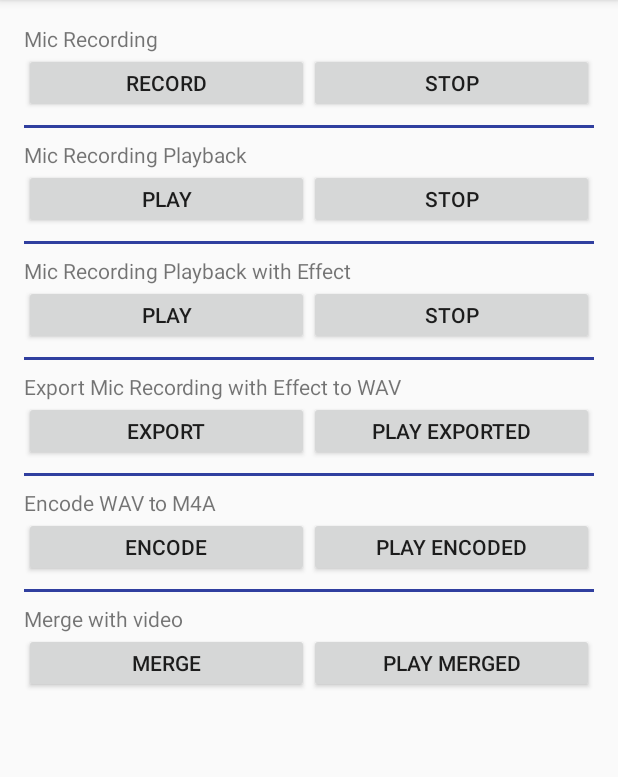
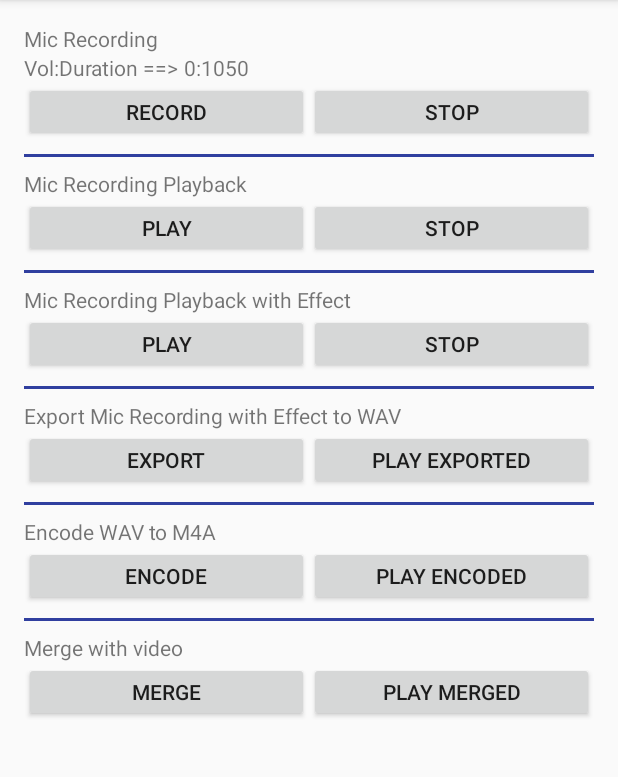
Before and after one commit to roytornado/Android-Demos, an Android app: the screen it shows after launch (MainActivity), after a tap on "RECORD", on a phone screen of 412 x 824 dp, the part 84-861 px from its top. Run offline under Robolectric (Android 15) with nearby library versions, the phone set to English and light mode, and no system bars; network calls fail.

Commit message:
Update AudioProcessing Demo

```diff
--- a/AudioProcessing/app/src/main/java/com/redso/audioprocessing/MainActivity.java
+++ b/AudioProcessing/app/src/main/java/com/redso/audioprocessing/MainActivity.java
@@ -7,6 +7,7 @@ import android.os.Message;
 import android.support.v7.app.AppCompatActivity;
 import android.util.Log;
 import android.view.View;
+import android.widget.TextView;
 import android.widget.Toast;
 
 import java.io.File;
@@ -27,6 +28,7 @@ public class MainActivity extends AppCompatActivity {
 
   public static String TAG = "AudioProcessingDemo";
 
+  TextView volumeTextView;
   MicRecorder micRecorder;
   MediaPlayer mediaPlayer;
   AudioDispatcher dispatcher;
@@ -35,40 +37,19 @@ public class MainActivity extends AppCompatActivity {
   protected void onCreate(Bundle savedInstanceState) {
     super.onCreate(savedInstanceState);
     setContentView(R.layout.activity_main);
-    //pitchTextView = (TextView) findViewById(R.id.pitchTextView);
-
+    volumeTextView = (TextView) findViewById(R.id.volumeTextView);
     RawFileManager.instance.convertRawFiles(getApplicationContext());
-    /*
-    AudioDispatcher dispatcher = AudioDispatcherFactory.fromDefaultMicrophone(22050, 1024, 0);
-    dispatcher.addAudioProcessor(new PitchProcessor(PitchProcessor.PitchEstimationAlgorithm.FFT_YIN, 22050, 1024, new PitchDetectionHandler() {
-      @Override
-      public void handlePitch(PitchDetectionResult pitchDetectionResult,
-                              AudioEvent audioEvent) {
-        final float pitchInHz = pitchDetectionResult.getPitch();
-        runOnUiThread(new Runnable() {
-          @Override
-          public void run() {
-            pitchTextView.setText("" + pitchInHz);
-          }
-        });
-
-      }
-    }));*/
-
     new AndroidFFMPEGLocator(this);
-
-    /*
-    AudioDispatcher dispatcher = AudioDispatcherFactory.fromPipe(RawFileManager.demo.getAbsolutePath(), 44100, 4096, 0);
-    TarsosDSPAudioFormat format = dispatcher.getFormat();
-    dispatcher.addAudioProcessor(new NoiseGenerator(0.2));
-    dispatcher.addAudioProcessor(new RateTransposer(centToFactor(-800)));
-    dispatcher.addAudioProcessor(new AndroidAudioPlayer(format));
-    new Thread(dispatcher, "Audio Dispatcher").start();
-    */
   }
 
   public void startMicRecording(View v) {
     micRecorder = new MicRecorder(RawFileManager.originalAudioFile);
+    micRecorder.setVolumeListener(new MicRecorder.VolumeListener() {
+      @Override
+      public void onVolumeChanged(int volume) {
+        volumeTextView.setText(volume + ":" + micRecorder.getDurationInMilliseconds());
+      }
+    });
     boolean success = micRecorder.start();
     if (!success) {
       Toast.makeText(getBaseContext(), "Unable to start mic recording", Toast.LENGTH_LONG).show();
@@ -110,8 +91,8 @@ public class MainActivity extends AppCompatActivity {
   public void startMicRecordingPlaybackWithEffect(View v) {
     dispatcher = AudioDispatcherFactory.fromPipe(RawFileManager.originalAudioFile.getAbsolutePath(), 44100, 4096, 0);
     TarsosDSPAudioFormat format = dispatcher.getFormat();
-    dispatcher.addAudioProcessor(new DelayEffect(0.2, 0.5, 44100));
-    dispatcher.addAudioProcessor(new RateTransposer(centToFactor(800)));
+    dispatcher.addAudioProcessor(new DelayEffect(0.04, 0.6, 44100));
+    dispatcher.addAudioProcessor(new RateTransposer(centToFactor(-500)));
     dispatcher.addAudioProcessor(new AndroidAudioPlayer(format));
     new Thread(dispatcher, "Audio Dispatcher").start();
   }
@@ -135,8 +116,8 @@ public class MainActivity extends AppCompatActivity {
       e.printStackTrace();
       return;
     }
-    dispatcher.addAudioProcessor(new DelayEffect(0.2, 0.5, 44100));
-    dispatcher.addAudioProcessor(new RateTransposer(centToFactor(800)));
+    dispatcher.addAudioProcessor(new DelayEffect(0.04, 0.6, 44100));
+    dispatcher.addAudioProcessor(new RateTransposer(centToFactor(-500)));
     dispatcher.addAudioProcessor(writerProcessor);
     new Thread(dispatcher, "Audio Dispatcher").start();
   }
--- a/AudioProcessing/app/src/main/java/com/redso/audioprocessing/MicRecorder.java
+++ b/AudioProcessing/app/src/main/java/com/redso/audioprocessing/MicRecorder.java
@@ -1,13 +1,24 @@
 package com.redso.audioprocessing;
 
 import android.media.MediaRecorder;
+import android.os.Handler;
+import android.os.Looper;
 import android.util.Log;
 
 import java.io.File;
 import java.io.IOException;
 import java.util.Date;
+import java.util.Timer;
+import java.util.TimerTask;
 
 public class MicRecorder {
+
+  public interface VolumeListener {
+    /**
+     * @param volume 0 - 100
+     */
+    void onVolumeChanged(int volume);
+  }
 
   private static final String TAG = "MicRecorder";
   private static final boolean debugEnabled = false;
@@ -15,6 +26,9 @@ public class MicRecorder {
   public MediaRecorder mediaRecorder;
   public Date startTime;
   public Date endTime;
+  public int measuringInterval = 300;
+  private VolumeListener volumeListener;
+  private Timer timer = new Timer();
 
   public MicRecorder(File file) {
     mediaRecorder = new MediaRecorder();
@@ -25,12 +39,17 @@ public class MicRecorder {
     logDebug("Output file: " + file.getAbsolutePath());
   }
 
+  public void setVolumeListener(VolumeListener volumeListener) {
+    this.volumeListener = volumeListener;
+  }
+
   public boolean start() {
     try {
       mediaRecorder.prepare();
       mediaRecorder.start();
       startTime = new Date();
       endTime = null;
+      if (volumeListener != null) startTimer();
       return true;
     } catch (IOException e) {
       logError("Can't prepare", e);
@@ -39,9 +58,32 @@ public class MicRecorder {
   }
 
   public void stop() {
+    if (timer != null) {
+      timer.cancel();
+    }
+    volumeListener = null;
     endTime = new Date();
     mediaRecorder.stop();
     mediaRecorder.release();
+  }
+
+  private void startTimer() {
+    timer.scheduleAtFixedRate(new TimerTask() {
+      @Override
+      public void run() {
+        final int amp = mediaRecorder.getMaxAmplitude();
+        final int scale = (int) (Math.min(amp / 32767.0, 1.0) * 100);
+        if (volumeListener != null) {
+          new Handler(Looper.getMainLooper()).post(new Runnable() {
+            @Override
+            public void run() {
+              logDebug("onVolumeChanged: " + scale);
+              volumeListener.onVolumeChanged(scale);
+            }
+          });
+        }
+      }
+    }, 0, measuringInterval);
   }
 
   public long getDurationInMilliseconds() {
--- a/AudioProcessing/app/src/main/res/layout/activity_main.xml
+++ b/AudioProcessing/app/src/main/res/layout/activity_main.xml
@@ -19,6 +19,22 @@
             android:layout_width="wrap_content"
             android:layout_height="wrap_content"
             android:text="Mic Recording"/>
+
+        <LinearLayout
+            android:layout_width="match_parent"
+            android:layout_height="wrap_content">
+
+            <TextView
+                android:layout_width="wrap_content"
+                android:layout_height="wrap_content"
+                android:text="Vol:Duration ==> "/>
+
+            <TextView
+                android:id="@+id/volumeTextView"
+                android:layout_width="wrap_content"
+                android:layout_height="wrap_content"
+                android:text="0:0"/>
+        </LinearLayout>
 
         <LinearLayout
             android:layout_width="match_parent"
```
